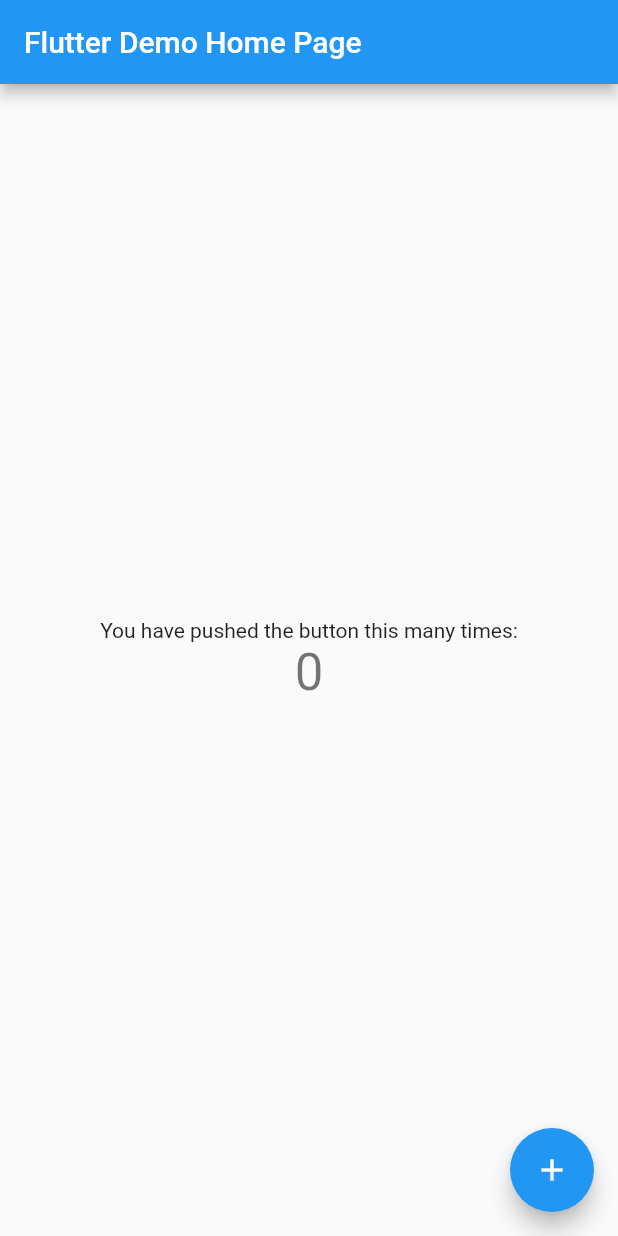
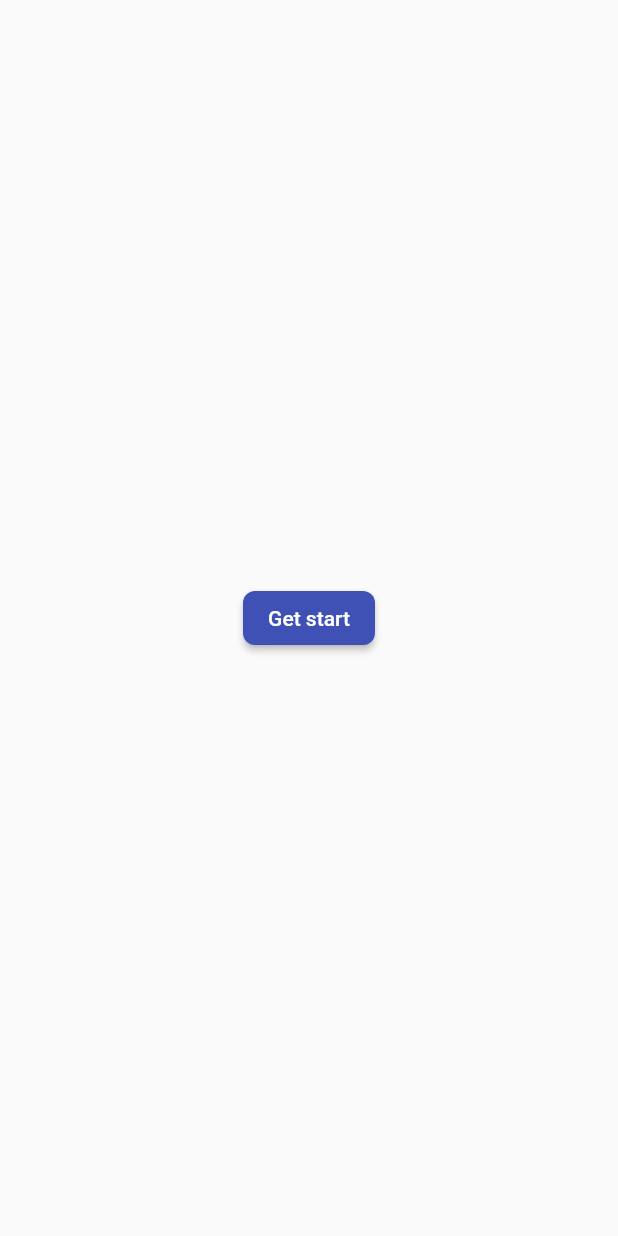
Before and after one commit to sandunsameera/Ar-mapbox, a Flutter app: the screen it shows after launch, on a phone screen of 412 x 824 dp. Run offline on Flutter 3.47's test engine with Material 2 defaults, Android fonts, the phone set to English and light mode, and no system bars.

Commit message:
Basic UIs compeleted

```diff
--- /dev/null
+++ b/flutterapp/lib/Screens/main_screen.dart
@@ -0,0 +1,38 @@
+import 'package:flutter/material.dart';
+
+import 'notices_screen.dart';
+
+class MainScreen extends StatefulWidget {
+  @override
+  _MainScreenState createState() => _MainScreenState();
+}
+
+class _MainScreenState extends State<MainScreen> {
+  @override
+  Widget build(BuildContext context) {
+    return Scaffold(
+      body: _mainScreenBody(),
+    );
+  }
+
+  Widget _mainScreenBody() {
+    return Container(
+      child: Center(
+        child: RaisedButton(
+          onPressed: () {
+            Navigator.push(context,
+                MaterialPageRoute(builder: (context) => NoticeScreen()));
+          },
+          shape: RoundedRectangleBorder(
+            borderRadius: BorderRadius.circular(8),
+          ),
+          child: Text(
+            "Get start",
+            style: TextStyle(color: Colors.white),
+          ),
+          color: Colors.indigo,
+        ),
+      ),
+    );
+  }
+}
--- a/flutterapp/lib/main.dart
+++ b/flutterapp/lib/main.dart
@@ -1,111 +1,5 @@
 import 'package:flutter/material.dart';
 
+import 'myapp.dart';
+
 void main() => runApp(MyApp());
-
-class MyApp extends StatelessWidget {
-  // This widget is the root of your application.
-  @override
-  Widget build(BuildContext context) {
-    return MaterialApp(
-      title: 'Flutter Demo',
-      theme: ThemeData(
-        // This is the theme of your application.
-        //
-        // Try running your application with "flutter run". You'll see the
-        // application has a blue toolbar. Then, without quitting the app, try
-        // changing the primarySwatch below to Colors.green and then invoke
-        // "hot reload" (press "r" in the console where you ran "flutter run",
-        // or simply save your changes to "hot reload" in a Flutter IDE).
-        // Notice that the counter didn't reset back to zero; the application
-        // is not restarted.
-        primarySwatch: Colors.blue,
-      ),
-      home: MyHomePage(title: 'Flutter Demo Home Page'),
-    );
-  }
-}
-
-class MyHomePage extends StatefulWidget {
-  MyHomePage({Key key, this.title}) : super(key: key);
-
-  // This widget is the home page of your application. It is stateful, meaning
-  // that it has a State object (defined below) that contains fields that affect
-  // how it looks.
-
-  // This class is the configuration for the state. It holds the values (in this
-  // case the title) provided by the parent (in this case the App widget) and
-  // used by the build method of the State. Fields in a Widget subclass are
-  // always marked "final".
-
-  final String title;
-
-  @override
-  _MyHomePageState createState() => _MyHomePageState();
-}
-
-class _MyHomePageState extends State<MyHomePage> {
-  int _counter = 0;
-
-  void _incrementCounter() {
-    setState(() {
-      // This call to setState tells the Flutter framework that something has
-      // changed in this State, which causes it to rerun the build method below
-      // so that the display can reflect the updated values. If we changed
-      // _counter without calling setState(), then the build method would not be
-      // called again, and so nothing would appear to happen.
-      _counter++;
-    });
-  }
-
-  @override
-  Widget build(BuildContext context) {
-    // This method is rerun every time setState is called, for instance as done
-    // by the _incrementCounter method above.
-    //
-    // The Flutter framework has been optimized to make rerunning build methods
-    // fast, so that you can just rebuild anything that needs updating rather
-    // than having to individually change instances of widgets.
-    return Scaffold(
-      appBar: AppBar(
-        // Here we take the value from the MyHomePage object that was created by
-        // the App.build method, and use it to set our appbar title.
-        title: Text(widget.title),
-      ),
-      body: Center(
-        // Center is a layout widget. It takes a single child and positions it
-        // in the middle of the parent.
-        child: Column(
-          // Column is also a layout widget. It takes a list of children and
-          // arranges them vertically. By default, it sizes itself to fit its
-          // children horizontally, and tries to be as tall as its parent.
-          //
-          // Invoke "debug painting" (press "p" in the console, choose the
-          // "Toggle Debug Paint" action from the Flutter Inspector in Android
-          // Studio, or the "Toggle Debug Paint" command in Visual Studio Code)
-          // to see the wireframe for each widget.
-          //
-          // Column has various properties to control how it sizes itself and
-          // how it positions its children. Here we use mainAxisAlignment to
-          // center the children vertically; the main axis here is the vertical
-          // axis because Columns are vertical (the cross axis would be
-          // horizontal).
-          mainAxisAlignment: MainAxisAlignment.center,
-          children: <Widget>[
-            Text(
-              'You have pushed the button this many times:',
-            ),
-            Text(
-              '$_counter',
-              style: Theme.of(context).textTheme.display1,
-            ),
-          ],
-        ),
-      ),
-      floatingActionButton: FloatingActionButton(
-        onPressed: _incrementCounter,
-        tooltip: 'Increment',
-        child: Icon(Icons.add),
-      ), // This trailing comma makes auto-formatting nicer for build methods.
-    );
-  }
-}
--- /dev/null
+++ b/flutterapp/lib/myapp.dart
@@ -0,0 +1,15 @@
+import 'package:flutter/material.dart';
+import 'package:flutterapp/Screens/main_screen.dart';
+
+class MyApp extends StatelessWidget {
+  @override
+  Widget build(BuildContext context) {
+    return MaterialApp(
+      title: 'Flutter Demo',
+      theme: ThemeData(
+        primarySwatch: Colors.blue,
+      ),
+      home:MainScreen()
+    );
+  }
+}
```
Also changed, not shown: flutterapp/lib/Screens/notices_screen.dart (added, +59 -0 lines), flutterapp/lib/Widgets/form_field.dart (added, +46 -0 lines), flutterapp/lib/models/notices.dart (added, +9 -0 lines), 1 other file.
